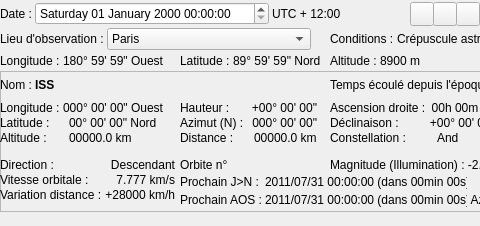
This is src/interface/onglets/general/general.ui in mconsidine/previsat_archive as Qt 5 draws it before an edit; both pictures show x 0 to 480 and y 0 to 226 of the 792 by 226 pixel window. The edited form follows.
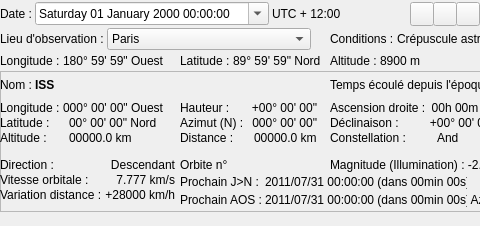
This is the edited form. The open tabs and pages were chosen to show the change. Icons and pictures are not drawn.

```diff
--- a/src/interface/onglets/general/general.ui
+++ b/src/interface/onglets/general/general.ui
@@ -133,6 +133,9 @@
         <property name="displayFormat">
          <string>dddd dd MMMM yyyy HH:mm:ss</string>
         </property>
+        <property name="calendarPopup">
+         <bool>true</bool>
+        </property>
        </widget>
       </item>
       <item row="0" column="2">
```
